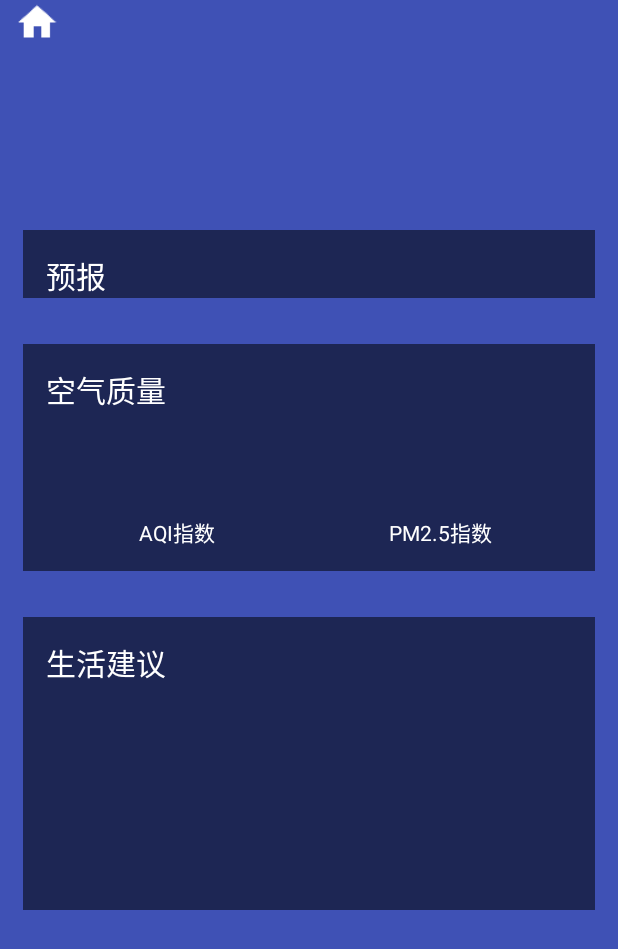
After one commit to 531621028/coolweather, an Android app: the layout activity_weather.xml on its own in the app's theme, with its tools: preview values and no code run, on a phone screen of 412 x 824 dp. The commit adds this screen. Shown: the top 949 px of the screen. Run offline under Robolectric (Android 15) with nearby library versions, the phone set to English and light mode, and no system bars.

Commit message:
加入显示天气信息的功能

```diff
--- a/app/src/main/AndroidManifest.xml
+++ b/app/src/main/AndroidManifest.xml
@@ -1,7 +1,8 @@
 <?xml version="1.0" encoding="utf-8"?>
 <manifest xmlns:android="http://schemas.android.com/apk/res/android"
     package="com.coolweather.android">
-    <uses-permission android:name="android.permission.INTERNET"/>
+
+    <uses-permission android:name="android.permission.INTERNET" />
 
     <application
         android:name="org.litepal.LitePalApplication"
@@ -18,6 +19,7 @@
                 <category android:name="android.intent.category.LAUNCHER" />
             </intent-filter>
         </activity>
+        <activity android:name=".WeatherActivity"></activity>
     </application>
 
 </manifest>
--- /dev/null
+++ b/app/src/main/res/layout/activity_weather.xml
@@ -0,0 +1,40 @@
+<?xml version="1.0" encoding="utf-8"?>
+<FrameLayout xmlns:android="http://schemas.android.com/apk/res/android"
+    android:layout_width="match_parent"
+    android:layout_height="match_parent"
+    android:background="@color/colorPrimary">
+
+    <ImageView
+        android:id="@+id/bing_pic_img"
+        android:layout_width="match_parent"
+        android:layout_height="match_parent"
+        android:scaleType="centerCrop"/>
+
+    <ScrollView
+        android:id="@+id/weather_layout"
+        android:layout_width="match_parent"
+        android:layout_height="match_parent"
+        android:overScrollMode="never"
+        android:scrollbars="none">
+
+        <LinearLayout
+            android:layout_width="match_parent"
+            android:layout_height="wrap_content"
+            android:orientation="vertical"
+            android:fitsSystemWindows="true">
+
+            <include layout="@layout/title" />
+
+            <include layout="@layout/now" />
+
+            <include layout="@layout/forecast" />
+
+            <include layout="@layout/api" />
+
+            <include layout="@layout/suggestion" />
+
+        </LinearLayout>
+
+    </ScrollView>
+
+</FrameLayout>
--- /dev/null
+++ b/app/src/main/res/layout/api.xml
@@ -0,0 +1,89 @@
+<?xml version="1.0" encoding="utf-8"?>
+<LinearLayout
+    xmlns:android="http://schemas.android.com/apk/res/android"
+    android:orientation="vertical"
+    android:layout_width="match_parent"
+    android:layout_height="wrap_content"
+    android:layout_margin="15dp"
+    android:background="#8000">
+
+    <TextView
+        android:layout_width="wrap_content"
+        android:layout_height="wrap_content"
+        android:layout_marginLeft="15dp"
+        android:layout_marginTop="15dp"
+        android:text="空气质量"
+        android:textColor="#fff"
+        android:textSize="20sp"/>
+
+    <LinearLayout
+        android:layout_width="match_parent"
+        android:layout_height="wrap_content"
+        android:layout_margin="15dp">
+
+        <RelativeLayout
+            android:layout_width="0dp"
+            android:layout_height="match_parent"
+            android:layout_weight="1">
+
+            <LinearLayout
+                android:orientation="vertical"
+                android:layout_width="match_parent"
+                android:layout_height="wrap_content"
+                android:layout_centerInParent="true">
+
+                <TextView
+                    android:id="@+id/aqi_text"
+                    android:layout_width="wrap_content"
+                    android:layout_height="wrap_content"
+                    android:layout_gravity="center"
+                    android:textColor="#fff"
+                    android:textSize="40sp"
+                    />
+
+                <TextView
+                    android:layout_width="wrap_content"
+                    android:layout_height="wrap_content"
+                    android:layout_gravity="center"
+                    android:text="AQI指数"
+                    android:textColor="#fff"/>
+
+            </LinearLayout>
+
+        </RelativeLayout>
+
+        <RelativeLayout
+            android:layout_width="0dp"
+            android:layout_height="match_parent"
+            android:layout_weight="1">
+
+            <LinearLayout
+                android:orientation="vertical"
+                android:layout_width="match_parent"
+                android:layout_height="wrap_content"
+                android:layout_centerInParent="true">
+
+                <TextView
+                    android:id="@+id/pm25_text"
+                    android:layout_width="wrap_content"
+                    android:layout_height="wrap_content"
+                    android:layout_gravity="center"
+                    android:textColor="#fff"
+                    android:textSize="40sp"
+                    />
+
+                <TextView
+                    android:layout_width="wrap_content"
+                    android:layout_height="wrap_content"
+                    android:layout_gravity="center"
+                    android:text="PM2.5指数"
+                    android:textColor="#fff"
+                    />
+
+            </LinearLayout>
+
+        </RelativeLayout>
+
+    </LinearLayout>
+
+</LinearLayout>
--- /dev/null
+++ b/app/src/main/res/layout/forecast.xml
@@ -0,0 +1,26 @@
+<?xml version="1.0" encoding="utf-8"?>
+<LinearLayout
+    xmlns:android="http://schemas.android.com/apk/res/android"
+    android:orientation="vertical"
+    android:layout_width="match_parent"
+    android:layout_height="wrap_content"
+    android:layout_margin="15dp"
+    android:background="#8000">
+
+    <TextView
+        android:layout_width="wrap_content"
+        android:layout_height="wrap_content"
+        android:layout_marginLeft="15dp"
+        android:layout_marginTop="15dp"
+        android:text="预报"
+        android:textColor="#fff"
+        android:textSize="20sp"/>
+
+    <LinearLayout
+        android:id="@+id/forecast_layout"
+        android:orientation="vertical"
+        android:layout_width="match_parent"
+        android:layout_height="wrap_content">
+    </LinearLayout>
+
+</LinearLayout>
--- /dev/null
+++ b/app/src/main/res/layout/now.xml
@@ -0,0 +1,22 @@
+<?xml version="1.0" encoding="utf-8"?>
+<LinearLayout xmlns:android="http://schemas.android.com/apk/res/android"
+    android:orientation="vertical"
+    android:layout_width="match_parent"
+    android:layout_height="match_parent">
+
+    <TextView
+        android:id="@+id/degree_text"
+        android:layout_width="wrap_content"
+        android:layout_height="wrap_content"
+        android:layout_gravity="end"
+        android:textColor="#fff"
+        android:textSize="60sp" />
+
+    <TextView
+        android:id="@+id/weather_info_text"
+        android:layout_width="wrap_content"
+        android:layout_height="wrap_content"
+        android:layout_gravity="end"
+        android:textColor="#fff"
+        android:textSize="20sp" />
+</LinearLayout>
--- /dev/null
+++ b/app/src/main/res/layout/suggestion.xml
@@ -0,0 +1,40 @@
+<?xml version="1.0" encoding="utf-8"?>
+<LinearLayout
+    xmlns:android="http://schemas.android.com/apk/res/android"
+    android:orientation="vertical"
+    android:layout_width="match_parent"
+    android:layout_height="wrap_content"
+    android:layout_margin="15dp"
+    android:background="#8000">
+
+    <TextView
+        android:layout_width="wrap_content"
+        android:layout_height="wrap_content"
+        android:layout_marginLeft="15dp"
+        android:layout_marginTop="15dp"
+        android:text="生活建议"
+        android:textColor="#fff"
+        android:textSize="20sp"/>
+
+    <TextView
+        android:id="@+id/comfort_text"
+        android:layout_width="wrap_content"
+        android:layout_height="wrap_content"
+        android:layout_margin="15dp"
+        android:textColor="#fff" />
+
+    <TextView
+        android:id="@+id/car_wash_text"
+        android:layout_width="wrap_content"
+        android:layout_height="wrap_content"
+        android:layout_margin="15dp"
+        android:textColor="#fff" />
+
+    <TextView
+        android:id="@+id/sport_text"
+        android:layout_width="wrap_content"
+        android:layout_height="wrap_content"
+        android:layout_margin="15dp"
+        android:textColor="#fff" />
+
+</LinearLayout>
--- /dev/null
+++ b/app/src/main/res/layout/title.xml
@@ -0,0 +1,33 @@
+<?xml version="1.0" encoding="utf-8"?>
+<RelativeLayout xmlns:android="http://schemas.android.com/apk/res/android"
+    android:layout_width="match_parent"
+    android:layout_height="match_parent">
+
+    <Button
+        android:id="@+id/nav_button"
+        android:layout_width="30dp"
+        android:layout_height="30dp"
+        android:layout_marginLeft="10dp"
+        android:layout_alignParentLeft="true"
+        android:layout_centerVertical="true"
+        android:background="@drawable/ic_home" />
+
+    <TextView
+        android:id="@+id/title_city"
+        android:layout_width="wrap_content"
+        android:layout_height="wrap_content"
+        android:layout_centerInParent="true"
+        android:textColor="#fff"
+        android:textSize="20sp"/>
+
+    <TextView
+        android:id="@+id/title_update_time"
+        android:layout_width="wrap_content"
+        android:layout_height="wrap_content"
+        android:layout_marginRight="10dp"
+        android:layout_alignParentRight="true"
+        android:layout_centerVertical="true"
+        android:textColor="#fff"
+        android:textSize="16sp"/>
+
+</RelativeLayout>
```
Also changed, not shown: app/src/main/java/com/coolweather/android/ChooseAreaFragment.java (+7 -0 lines), app/src/main/java/com/coolweather/android/MainActivity.java (+9 -0 lines), app/src/main/java/com/coolweather/android/WeatherActivity.java (added, +210 -0 lines), app/src/main/java/com/coolweather/android/gson/AQI.java (added, +15 -0 lines), app/src/main/java/com/coolweather/android/gson/Basic.java (added, +22 -0 lines), app/src/main/java/com/coolweather/android/gson/Forecast.java (added, +30 -0 lines), app/src/main/java/com/coolweather/android/gson/Now.java (added, +20 -0 lines), app/src/main/java/com/coolweather/android/gson/Suggestion.java (added, +36 -0 lines), app/src/main/java/com/coolweather/android/gson/Weather.java (added, +22 -0 lines), app/src/main/java/com/coolweather/android/util/JsonUtil.java (+18 -0 lines), app/src/main/res/layout/forecast_item.xml (added, +42 -0 lines).
